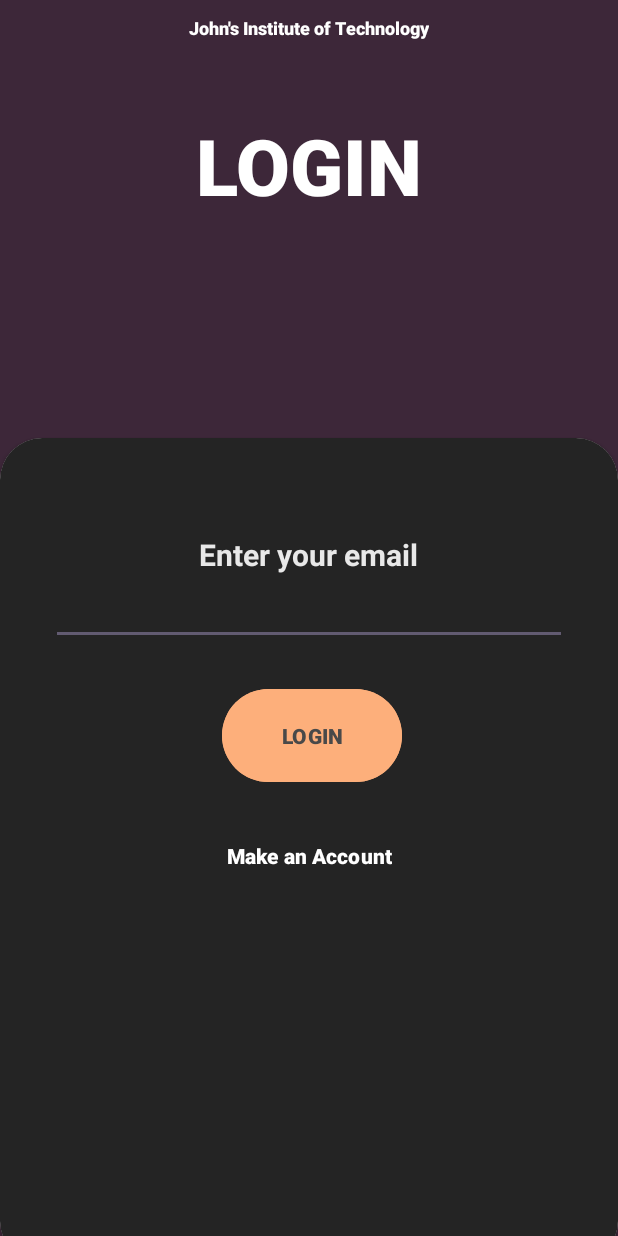
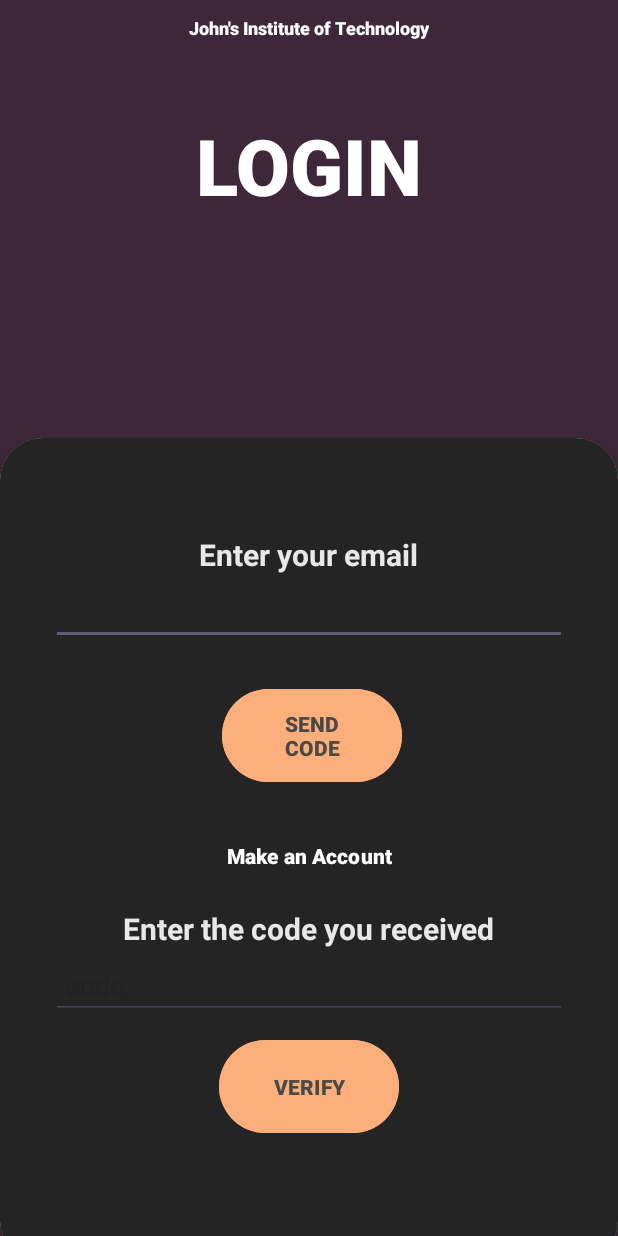
Before and after one commit to Manjeedan11/JIT, an Android app: the Login screen opened directly, with no data from a screen before it, on a phone screen of 412 x 824 dp. Run offline under Robolectric (Android 15) with nearby library versions, the phone set to English and light mode, and no system bars; our stand-ins replace Firebase (no records; nobody signed in at launch, a user with empty details on screens opened directly).

Commit message:
verification attempt one, stashing

```diff
--- a/app/build.gradle.kts
+++ b/app/build.gradle.kts
@@ -34,6 +34,9 @@ android {
     buildFeatures {
         viewBinding = true
     }
+    packagingOptions {
+        exclude("META-INF/NOTICE.md")
+    }
 }
 
 dependencies {
@@ -61,6 +64,8 @@ dependencies {
 
     implementation("com.github.dhaval2404:imagepicker:2.1")
     implementation("com.squareup.picasso:picasso:2.71828")
+    implementation ("com.sun.mail:android-mail:1.6.6")
+    implementation ("com.sun.mail:android-activation:1.6.7")
 
 
 
--- a/app/src/main/res/layout/activity_login.xml
+++ b/app/src/main/res/layout/activity_login.xml
@@ -102,7 +102,7 @@
                     android:layout_marginTop="10dp"
                     android:layout_marginEnd="110dp"
                     android:backgroundTint="#FDAF7B"
-                    android:text="LOGIN"
+                    android:text="SEND CODE"
                     android:onClick="sendLoginCode"
                     android:textAlignment="center"
                     android:textColor="#494949"
@@ -123,7 +123,44 @@
                     android:onClick="redirect"
                     />
 
+
+
             </RelativeLayout>
+
+            <TextView
+                android:layout_width="wrap_content"
+                android:layout_height="wrap_content"
+                android:text="Enter the code you received"
+                android:textStyle="bold"
+                android:textSize="20dp"
+                android:alpha="0.9"
+                android:layout_gravity="center"
+                android:textColor="#FFFFFF"/>
+
+            <EditText
+                android:id="@+id/code"
+                android:layout_width="match_parent"
+                android:layout_height="wrap_content"
+                android:inputType="textEmailAddress"
+                android:padding="10dp"
+                android:hint="code"
+                android:layout_marginTop="2dp"
+                android:textColor="@color/white"/>
+
+            <Button
+                android:id="@+id/btn_verify"
+                android:layout_width="120dp"
+                android:layout_height="70dp"
+                android:layout_alignParentEnd="true"
+                android:layout_marginTop="10dp"
+                android:backgroundTint="#FDAF7B"
+                android:text="VERIFY"
+                android:layout_gravity="center"
+                android:onClick="verifyCode"
+                android:textAlignment="center"
+                android:textColor="#494949"
+                android:textStyle="bold" />
+
 
 
         </LinearLayout>
```
Also changed, not shown: app/src/main/AndroidManifest.xml (+4 -4 lines), app/src/main/java/com/affc/ait/Login.java (+51 -3 lines), app/src/main/java/com/affc/ait/utils/EmailHandler.java (added, +80 -0 lines), app/src/main/java/com/affc/ait/utils/UserInstance.java (+21 -2 lines).
